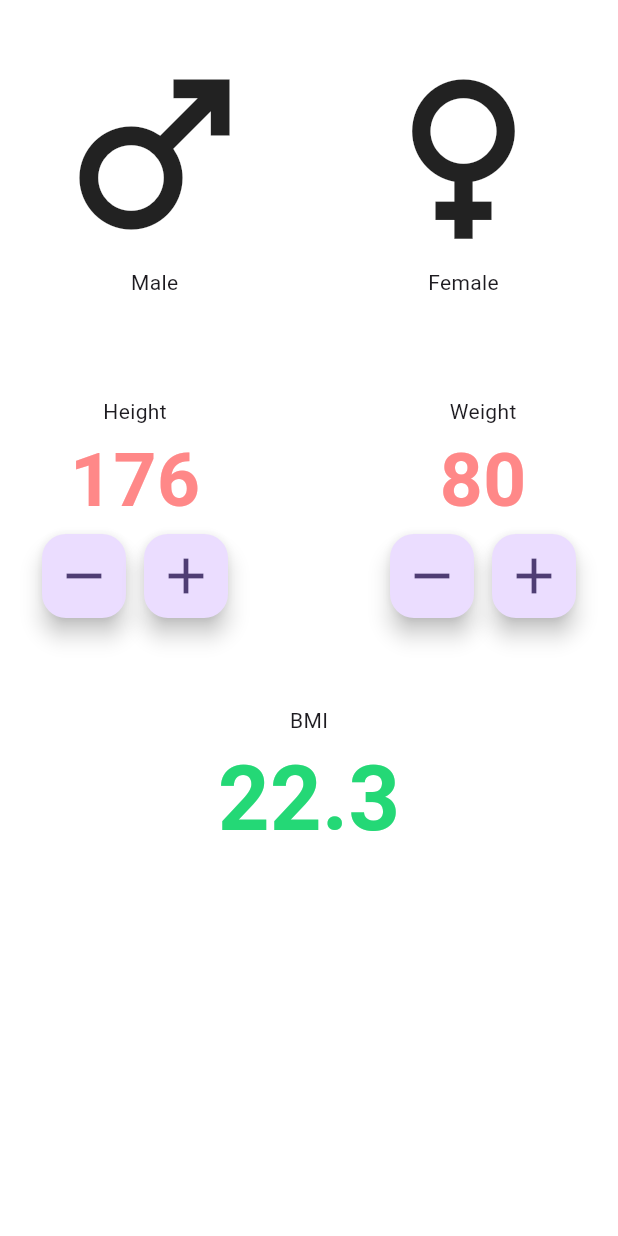
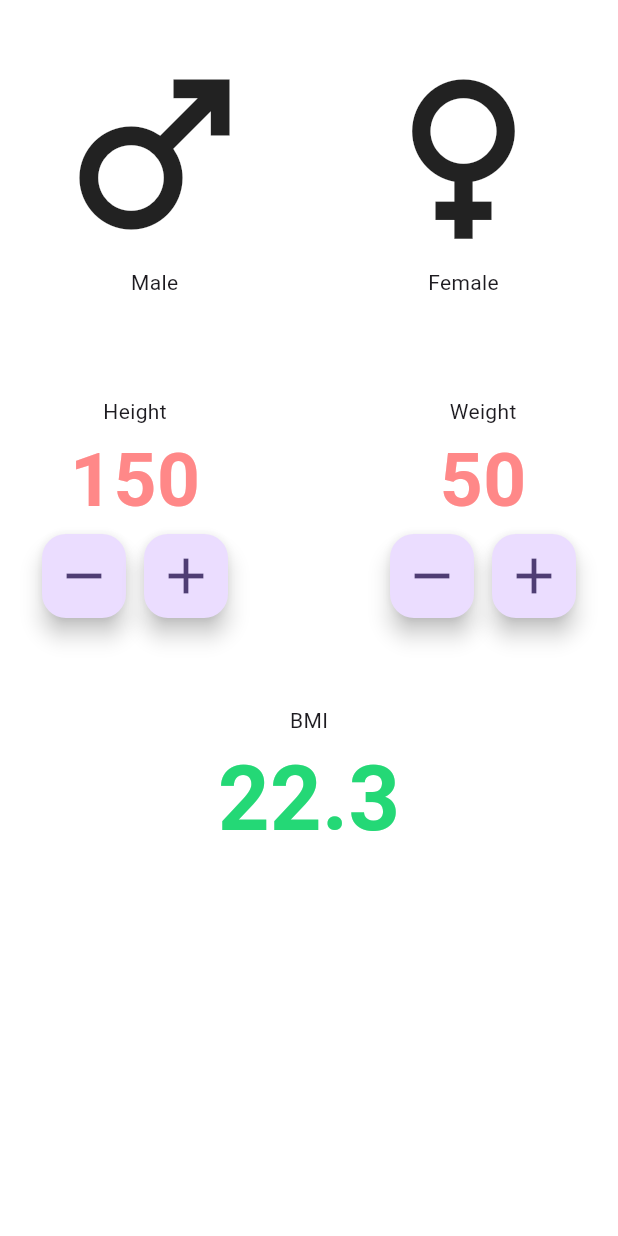
Before and after one commit to RavinduSperera/BMI_Calculator_Mobile_App, a Flutter app: the screen it shows after launch, on a phone screen of 412 x 824 dp. Run offline on Flutter 3.47's test engine with Material 3 defaults, Android fonts, the phone set to English and light mode, and no system bars.

Commit message:
add main 4 functions to increase and decrease the values

```diff
--- a/lib/main_page.dart
+++ b/lib/main_page.dart
@@ -9,6 +9,10 @@ class MainPage extends StatefulWidget {
 }
 
 class _MainPageState extends State<MainPage> {
+  // define variables
+  int height = 150;
+  int weight = 50;
+
   @override
   Widget build(BuildContext context) {
     return Scaffold(
@@ -57,10 +61,10 @@ class _MainPageState extends State<MainPage> {
                     child: Column(
                       children: [
                         Column(
-                          children: const [
-                            Text('Height'),
+                          children: [
+                            const Text('Height'),
                             Text(
-                              '176',
+                              '$height',
                               style: TextStyle(
                                 color:
                                     kTextColor, // use the constant from the constants.dart file
@@ -71,13 +75,25 @@ class _MainPageState extends State<MainPage> {
                             Row(
                               children: [
                                 FloatingActionButton(
-                                  onPressed: null,
-                                  child: Icon(Icons.remove, size: 40),
+                                  onPressed: () {
+                                    setState(() {
+                                      height--;
+                                    });
+                                    print(height);
+                                  },
+                                  child: const Icon(Icons.remove, size: 40),
                                 ),
-                                SizedBox(width: 12), // add dynamic space value
+                                const SizedBox(
+                                  width: 12,
+                                ), // add dynamic space value
                                 FloatingActionButton(
-                                  onPressed: null,
-                                  child: Icon(Icons.add, size: 40),
+                                  onPressed: () {
+                                    setState(() {
+                                      height++;
+                                    });
+                                    print('H P');
+                                  },
+                                  child: const Icon(Icons.add, size: 40),
                                 ),
                               ],
                             ),
@@ -92,10 +108,10 @@ class _MainPageState extends State<MainPage> {
                     child: Column(
                       children: [
                         Column(
-                          children: const [
-                            Text('Weight'),
+                          children: [
+                            const Text('Weight'),
                             Text(
-                              '80',
+                              '$weight',
                               style: TextStyle(
                                 color:
                                     kTextColor, // use the constant from the constants.dart file
@@ -106,13 +122,25 @@ class _MainPageState extends State<MainPage> {
                             Row(
                               children: [
                                 FloatingActionButton(
-                                  onPressed: null,
-                                  child: Icon(Icons.remove, size: 40),
+                                  onPressed: () {
+                                    setState(() {
+                                      weight--;
+                                    });
+                                    print("W M");
+                                  },
+                                  child: const Icon(Icons.remove, size: 40),
                                 ),
-                                SizedBox(width: 12), // add dynamic space value
+                                const SizedBox(
+                                  width: 12,
+                                ), // add dynamic space value
                                 FloatingActionButton(
-                                  onPressed: null,
-                                  child: Icon(Icons.add, size: 40),
+                                  onPressed: () {
+                                    setState(() {
+                                      weight++;
+                                    });
+                                    print('W P');
+                                  },
+                                  child: const Icon(Icons.add, size: 40),
                                 ),
                               ],
                             ),
@@ -142,6 +170,4 @@ class _MainPageState extends State<MainPage> {
       ),
     );
   }
-
-  // function defining
 }
```
